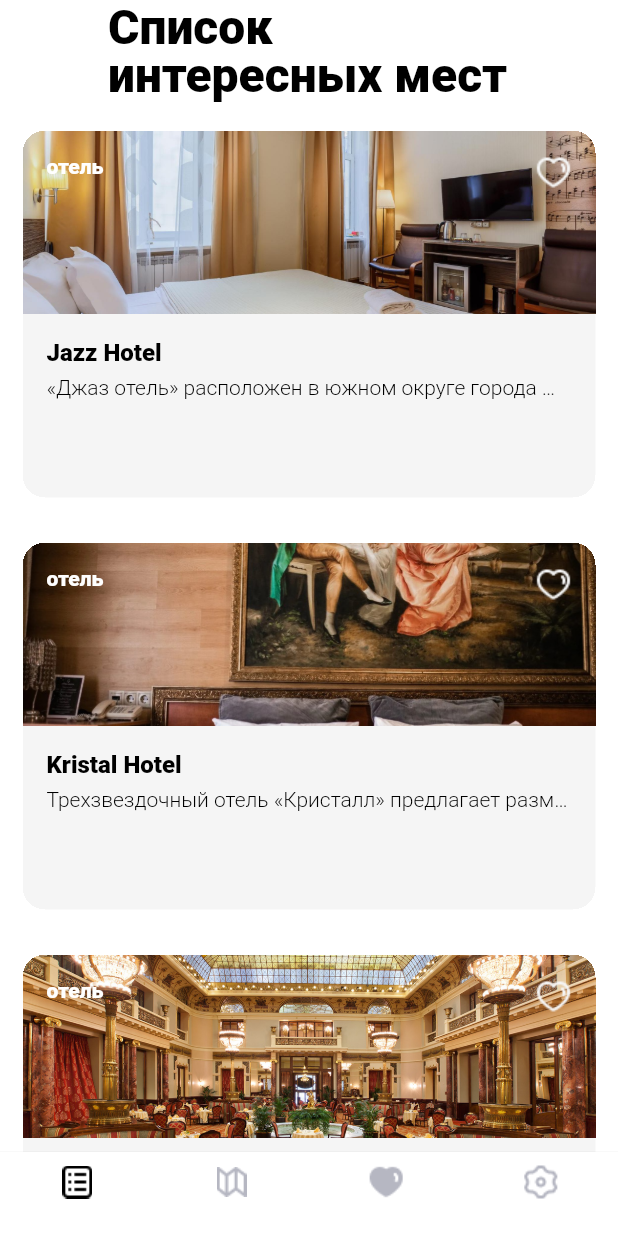
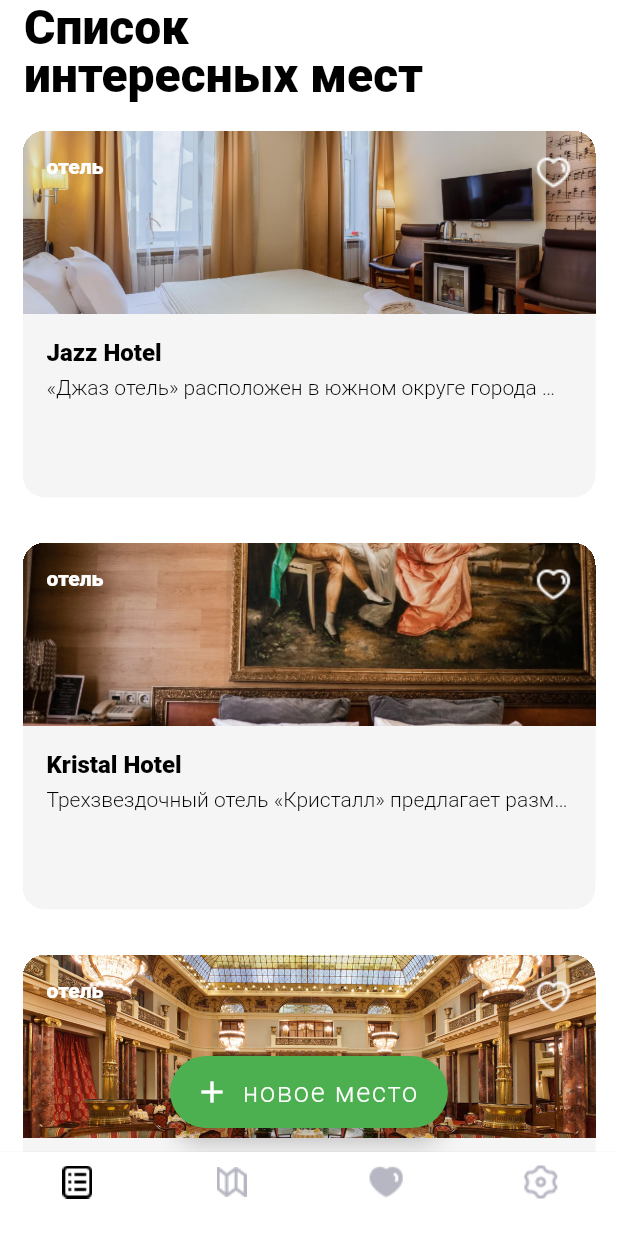
Before and after one commit to bigbagabum/places, a Flutter app: the HomePage screen opened directly, on a phone screen of 412 x 824 dp. Run offline on Flutter 3.47's test engine with Material 2 defaults, Android fonts, the phone set to English and light mode, and no system bars; missing offline and left inert: haversine_distance.

Commit message:
screen with newplace settings & Button new place

```diff
--- a/lib/ui/res/app_assets.dart
+++ b/lib/ui/res/app_assets.dart
@@ -13,4 +13,5 @@ class AppAssets {
   static const buttonParticularPlace = 'lib/ui/res/icons/Particular_place.png';
   static const buttonCafe = 'lib/ui/res/icons/Cafe.png';
   static const iconInformation = 'lib/ui/res/icons/information.png';
+  static const iconNextScreen = 'lib/ui/res/icons/nextScreen.png';
 }
--- a/lib/ui/res/app_strings.dart
+++ b/lib/ui/res/app_strings.dart
@@ -9,7 +9,8 @@ class AppStrings {
   static const darkTheme = 'Темная тема';
   static const openTutorial = 'Смотреть туториал';
   static const clearFilter = 'Очистить';
-  static const categoties = 'КАТЕГОРИИ';
+  static const categories = 'КАТЕГОРИИ';
+  static const category = 'КАТЕГОРИЯ';
   static const distance = 'Расстояние';
   static const typeHotel = 'Отель';
   static const typePark = 'Парк';
@@ -18,4 +19,16 @@ class AppStrings {
   static const typePartikularPlace = 'Особое место';
   static const typeCafe = 'Кафе';
   static const builtRoute = 'ПОСТРОИТЬ МАРШРУТ';
+  static const cancel = 'Отмена';
+  static const newPlace = 'Новое место';
+  static const noChoise = 'Не выбрано';
+  static const placeName = 'название';
+  static const longitude = 'долгота';
+  static const latitude = 'широта';
+  static const showOnMap = 'Указать на карте';
+  static const description = 'описание';
+  static const enterText = 'введите текст';
+  static const createPlace = 'СОЗДАТЬ';
+  static const savePlace = 'СОХРАНИТЬ';
+  static const addPlace = 'новое место';
 }
--- a/lib/ui/screen/FiltersScreen.dart
+++ b/lib/ui/screen/FiltersScreen.dart
@@ -134,7 +134,7 @@ class _FiltersScreenState extends State<FiltersScreen> {
         children: [
           Container(
             margin: EdgeInsets.only(left: 15),
-            child: Text(AppStrings.categoties,
+            child: Text(AppStrings.categories,
                 style: TextStyle(
                   color: Theme.of(context).secondaryHeaderColor,
                 )
--- a/lib/ui/screen/res/themes.dart
+++ b/lib/ui/screen/res/themes.dart
@@ -9,9 +9,11 @@ final darkTheme = ThemeData(
   appBarTheme: const AppBarTheme(
     backgroundColor: AppColors.dmBackground,
   ),
-  textTheme: const TextTheme(
+  textTheme: TextTheme(
     headline1:
         TextStyle(fontSize: 14, fontFamily: 'Roboto', color: Colors.white),
+    headline2: TextStyle(
+        fontSize: 16, fontFamily: 'Roboto', color: AppColors.darkGrey),
   ),
 );
 
@@ -26,4 +28,6 @@ final lightTheme = ThemeData(
     textTheme: const TextTheme(
       headline1:
           TextStyle(fontSize: 14, fontFamily: 'Roboto', color: Colors.white),
+      headline2: TextStyle(
+          fontSize: 16, fontFamily: 'Roboto', color: AppColors.darkGrey),
     ));
--- a/lib/ui/screen/sight_list_screen.dart
+++ b/lib/ui/screen/sight_list_screen.dart
@@ -49,15 +49,27 @@ class _SightListScreenState extends State<SightListScreen> {
   @override
   Widget build(BuildContext context) {
     return Scaffold(
-        appBar: MyAppBar(),
-        body: SingleChildScrollView(
-            child: Column(
+      floatingActionButtonLocation: FloatingActionButtonLocation.centerFloat,
+      floatingActionButton: FloatingActionButton.extended(
+        backgroundColor: Colors.green,
+        onPressed: () {},
+        label: Text(
+          AppStrings.addPlace,
+          style: TextStyle(fontSize: 18),
+        ),
+        icon: const Icon(Icons.add),
+      ),
+      appBar: MyAppBar(),
+      body: SingleChildScrollView(
+        child: Column(
           children: mocks
               .map((mock) => SightCard(
                   sight: mock,
                   listIndex: SightListIndex.mainList,
                   status: mock.status))
               .toList(),
-        )));
+        ),
+      ),
+    );
   }
 }
```
Also changed, not shown: lib/main.dart (+10 -7 lines), lib/ui/screen/AddSightScreen.dart (added, +199 -0 lines), lib/ui/screen/CategoriesScreen.dart (added, +130 -0 lines), lib/ui/res/icons/backScreen.png (added), lib/ui/res/icons/nextScreen.png (added).
